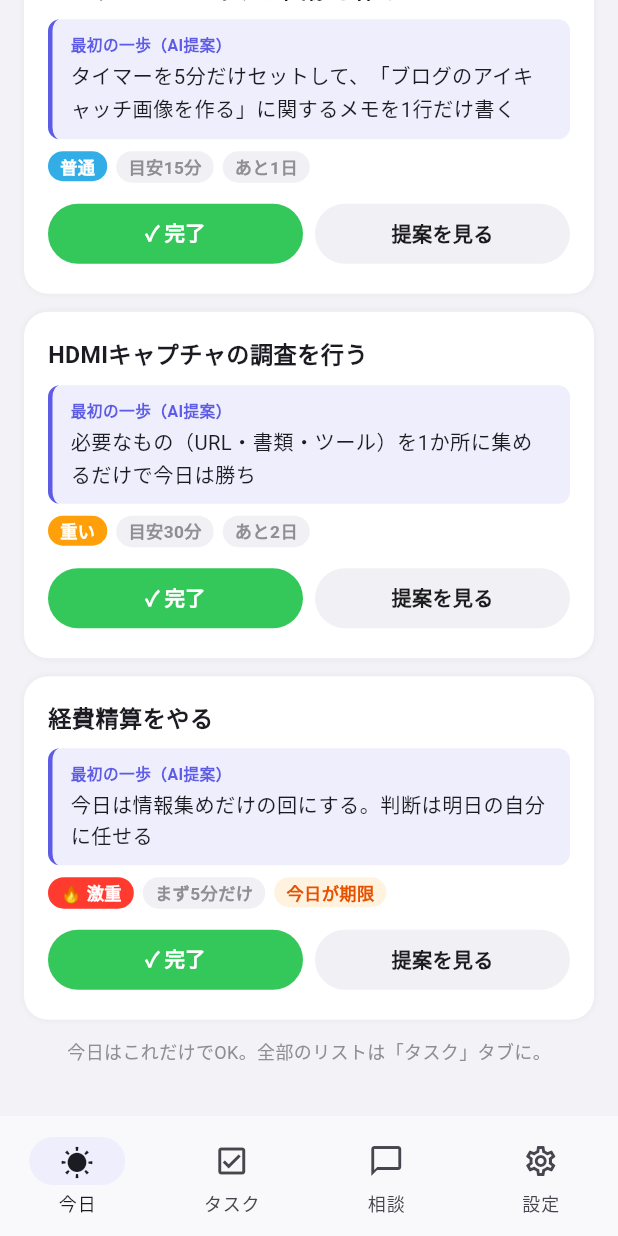
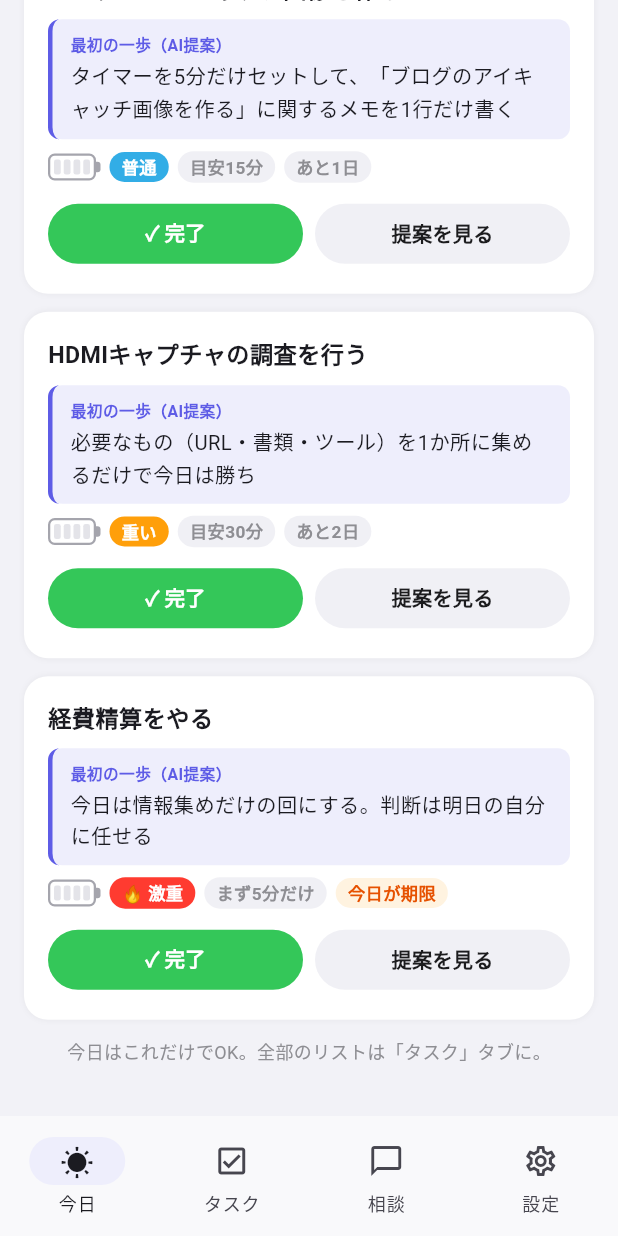
Before and after one commit to azamiya/adht, a Flutter app: the screen it shows after launch, scrolled down 389 dp, on a phone screen of 412 x 824 dp. Run offline on Flutter 3.47's test engine with Material 3 defaults, Android fonts, the phone set to English and light mode, and no system bars; our stand-ins replace file_picker, share_plus, shared_preferences.

Commit message:
feat(app): v1.4.0 — 進捗度(0-100%スライダー/充電池表示)・JSON version 2互換・ブリーフィングカードタップ遷移
- Task.progress（0/25/50/75/100%）追加。旧3段階値や欠損は正規化（v1.3以前のJSON/ローカルデータは0%等で補完）
- 記録=詳細画面のスライダー、表示=4目盛り充電池ウィジェット（25%赤/50%オレンジ/75%以上緑）
- エクスポートJSONをversion 2に。より新しいversionのインポートはエラー（ダウングレード非対応）
- ブリーフィングカードのタップでタスク詳細へ遷移
- version 1.4.0+3

Co-Authored-By: Claude Fable 5 <noreply@anthropic.com>

```diff
--- a/app/lib/models/task.dart
+++ b/app/lib/models/task.dart
@@ -76,6 +76,7 @@ class Task {
     List<ChatMessage>? chat,
     List<String>? suggestions,
     this.firstStep,
+    this.progress = 0,
     DateTime? createdAt,
   })  : id = id ?? _generateId(),
         chat = chat ?? [],
@@ -90,7 +91,20 @@ class Task {
   List<ChatMessage> chat;
   List<String> suggestions; // A・B・C の3案
   String? firstStep; // 決定した「最初の一歩」
+  int progress; // 進捗度 0/25/50/75/100 %（v1.4）
   final DateTime createdAt;
+
+  /// 進捗度の正規化（v1.4）。旧3段階(1/2/3)は 25/50/75% へ、それ以外の不正値は 0。
+  static int normalizeProgress(Object? v) {
+    if (v is num) {
+      final i = v.toInt();
+      if (const [0, 25, 50, 75, 100].contains(i)) return i;
+      if (i == 1) return 25;
+      if (i == 2) return 50;
+      if (i == 3) return 75;
+    }
+    return 0;
+  }
 
   /// 期限まで残り日数（マイナス = 超過）
   int get daysLeft {
@@ -140,6 +154,7 @@ class Task {
           (json['suggestions'] as List?)?.whereType<String>().take(3).toList() ??
               [],
       firstStep: json['firstStep'] as String?,
+      progress: normalizeProgress(json['progress']), // v1(進捗なし)は0で補完
       createdAt: parseDate(json['createdAt'], DateTime.now()),
     );
   }
@@ -153,6 +168,7 @@ class Task {
         'chat': chat.map((m) => m.toJson()).toList(),
         'suggestions': suggestions,
         'firstStep': firstStep,
+        'progress': progress,
         'createdAt': createdAt.toIso8601String(),
       };
 }
--- a/app/lib/screens/briefing_screen.dart
+++ b/app/lib/screens/briefing_screen.dart
@@ -124,7 +124,14 @@ class _BriefingCard extends StatelessWidget {
 
   @override
   Widget build(BuildContext context) {
-    return Container(
+    // カード全体のタップでタスク詳細へ（ボタン類は各自のonPressedが優先される）
+    return GestureDetector(
+      onTap: () => Navigator.push(
+        context,
+        MaterialPageRoute(
+            builder: (_) => TaskDetailScreen(store: store, taskId: task.id)),
+      ),
+      child: Container(
       padding: const EdgeInsets.all(16),
       decoration: BoxDecoration(
         color: AdhtColors.card,
@@ -169,7 +176,9 @@ class _BriefingCard extends StatelessWidget {
           Wrap(
             spacing: 6,
             runSpacing: 6,
+            crossAxisAlignment: WrapCrossAlignment.center,
             children: [
+              ProgressBattery(task.progress),
               PriorityBadge(task.priority),
               AdhtBadge(task.priority.timeHint,
                   background: const Color(0xFFF0F0F5),
@@ -216,6 +225,7 @@ class _BriefingCard extends StatelessWidget {
           ),
         ],
       ),
+      ),
     );
   }
 }
--- a/app/lib/screens/settings_screen.dart
+++ b/app/lib/screens/settings_screen.dart
@@ -12,7 +12,7 @@ import '../store/app_store.dart';
 import '../ui/style.dart';
 
 /// アプリのバージョン（SemVer 2.0.0、仕様書とメジャー.マイナーを揃える。pubspec.yaml と同期）
-const String kAppVersion = '1.3.0';
+const String kAppVersion = '1.4.0';
 
 /// ⑥ 設定: 口調・ブリーフィング時刻・JSONインポート/エクスポート（仕様 §2.4）
 class SettingsScreen extends StatefulWidget {
--- a/app/lib/screens/task_list_screen.dart
+++ b/app/lib/screens/task_list_screen.dart
@@ -285,7 +285,9 @@ class _TaskCard extends StatelessWidget {
     final badges = Wrap(
       spacing: compact ? 4 : 6,
       runSpacing: 4,
+      crossAxisAlignment: WrapCrossAlignment.center,
       children: [
+        ProgressBattery(task.progress),
         if (!compact) BrainBadge(task.brainType),
         PriorityBadge(task.priority),
         DeadlineBadge(task),
--- a/app/lib/store/app_store.dart
+++ b/app/lib/store/app_store.dart
@@ -271,9 +271,13 @@ class AppStore extends ChangeNotifier {
 
   /* ---------- インポート / エクスポート（仕様 §2.4） ---------- */
 
+  /// エクスポートJSONの形式バージョン（仕様 §2.4）。
+  /// v2: progress（0-100%）追加。v1（〜アプリv1.3.0）のインポートは可（progress=0補完）。
+  static const exportFormatVersion = 2;
+
   String exportJson() => const JsonEncoder.withIndent('  ').convert({
         'format': 'adht-tasks',
-        'version': 1,
+        'version': exportFormatVersion,
         'exportedAt': DateTime.now().toUtc().toIso8601String(),
         'tasks': tasks.map((t) => t.toJson()).toList(),
       });
@@ -301,6 +305,15 @@ class AppStore extends ChangeNotifier {
       if (format != null && format != 'adht-tasks') {
         return (tasks: null, error: '知らない形式です（format: $format）。何も変更していません');
       }
+      // 互換ルール（仕様 §2.4）: 旧→新は常に可。ダウングレードインポートは非対応。
+      final version = parsed['version'];
+      if (version is num && version > exportFormatVersion) {
+        return (
+          tasks: null,
+          error:
+              'このJSONはより新しい形式（version ${version.toInt()}）です。アプリを更新してからインポートしてください'
+        );
+      }
       rawTasks = parsed['tasks'] as List?;
     }
     if (rawTasks == null) {
--- a/app/lib/ui/style.dart
+++ b/app/lib/ui/style.dart
@@ -95,6 +95,66 @@ class DeadlineBadge extends StatelessWidget {
   }
 }
 
+/// 進捗度の充電池マーク（表示専用、仕様 §2.3 v1.4）
+/// 4目盛り: 25%=赤 / 50%=オレンジ / 75%以上=緑、0%は空
+class ProgressBattery extends StatelessWidget {
+  const ProgressBattery(this.progress, {super.key});
+
+  final int progress; // 0/25/50/75/100
+
+  Color get _color {
+    if (progress >= 75) return AdhtColors.green;
+    if (progress >= 50) return AdhtColors.rightBrain; // オレンジ
+    return AdhtColors.red;
+  }
+
+  @override
+  Widget build(BuildContext context) {
+    final bars = progress ~/ 25; // 0〜4
+    return Row(
+      mainAxisSize: MainAxisSize.min,
+      children: [
+        Container(
+          padding: const EdgeInsets.all(2.5),
+          decoration: BoxDecoration(
+            color: Colors.white,
+            border: Border.all(color: const Color(0xFFA5A5AD), width: 1.5),
+            borderRadius: BorderRadius.circular(4.5),
+          ),
+          child: Row(
+            mainAxisSize: MainAxisSize.min,
+            children: [
+              for (var i = 0; i < 4; i++) ...[
+                if (i > 0) const SizedBox(width: 2),
+                Container(
+                  width: 4.5,
+                  height: 10,
+                  decoration: BoxDecoration(
+                    color: i < bars ? _color : const Color(0xFFE4E4E9),
+                    borderRadius: BorderRadius.circular(1.5),
+                  ),
+                ),
+              ],
+            ],
+          ),
+        ),
+        // 電池の端子
+        Container(
+          width: 3,
+          height: 7,
+          decoration: const BoxDecoration(
+            color: Color(0xFFA5A5AD),
+            borderRadius: BorderRadius.only(
+              topRight: Radius.circular(2),
+              bottomRight: Radius.circular(2),
+            ),
+          ),
+        ),
+      ],
+    );
+  }
+}
+
 class SectionLabel extends StatelessWidget {
   const SectionLabel(this.text, {super.key});
   final String text;
--- a/app/pubspec.yaml
+++ b/app/pubspec.yaml
@@ -1,7 +1,7 @@
 name: adht
 description: "A new Flutter project."
 publish_to: 'none'
-version: 1.3.0+2
+version: 1.4.0+3
 
 environment:
   sdk: ^3.13.0
```
Also changed, not shown: app/lib/screens/task_detail_screen.dart (+64 -0 lines).
